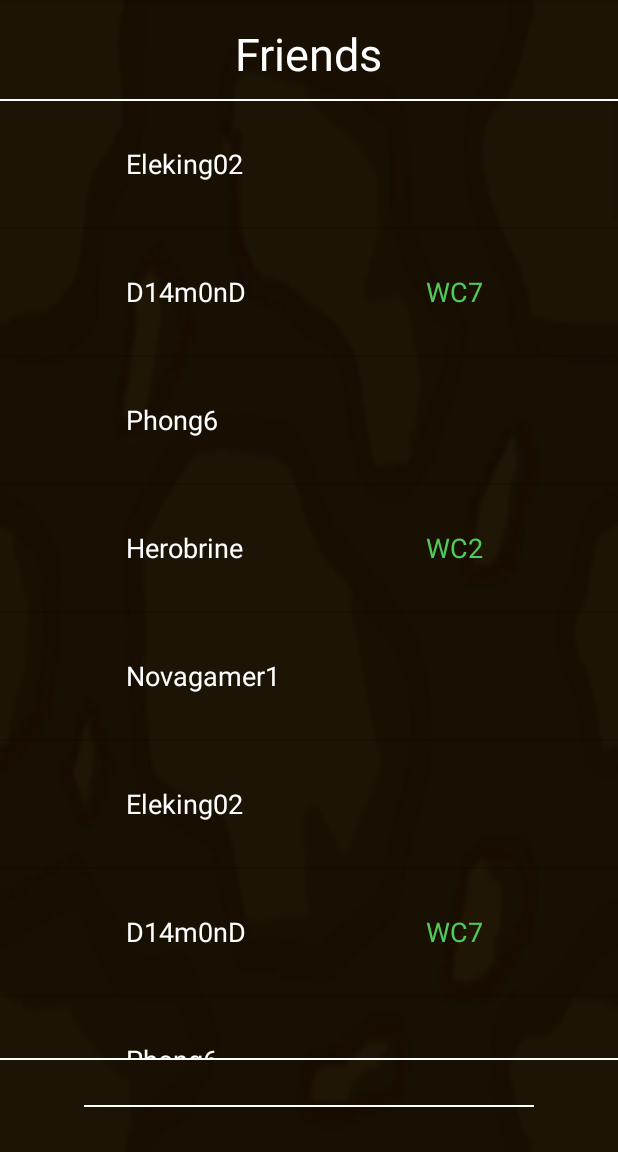
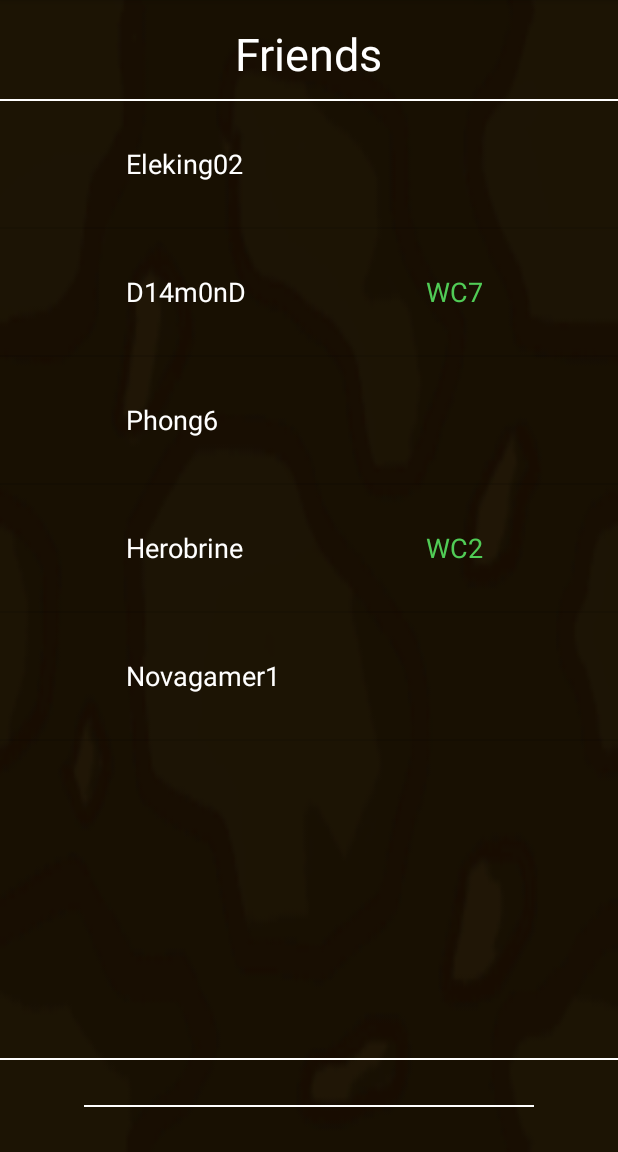
Before and after one commit to Aruloci/WynncraftStatistics, an Android app: the fragment FriendOverlookFragment placed in its activity, after a tap on "OK", on a phone screen of 412 x 824 dp, the part 84-1236 px from its top. Run offline under Robolectric (Android 15) with nearby library versions, the phone set to English and light mode, and no system bars; 2 statements that could not run were skipped.

```diff
--- a/app/src/main/java/ch/bbcag/wynncraftstatistics/FriendOverlookFragment.java
+++ b/app/src/main/java/ch/bbcag/wynncraftstatistics/FriendOverlookFragment.java
@@ -24,61 +24,8 @@ public class FriendOverlookFragment extends Fragment {
         testUser.add(new Player("Phong6"));
         testUser.add(new Player("Herobrine", "WC2"));
         testUser.add(new Player("Novagamer1"));
-        testUser.add(new Player("Eleking02"));
-        testUser.add(new Player("D14m0nD", "WC7"));
-        testUser.add(new Player("Phong6"));
-        testUser.add(new Player("Herobrine", "WC2"));
-        testUser.add(new Player("Novagamer1"));
-        testUser.add(new Player("Eleking02"));
-        testUser.add(new Player("D14m0nD", "WC7"));
-        testUser.add(new Player("Phong6"));
-        testUser.add(new Player("Herobrine", "WC2"));
-        testUser.add(new Player("Novagamer1"));
-        testUser.add(new Player("Eleking02"));
-        testUser.add(new Player("D14m0nD", "WC7"));
-        testUser.add(new Player("Phong6"));
-        testUser.add(new Player("Herobrine", "WC2"));
-        testUser.add(new Player("Novagamer1"));
-        testUser.add(new Player("Eleking02"));
-        testUser.add(new Player("D14m0nD", "WC7"));
-        testUser.add(new Player("Phong6"));
-        testUser.add(new Player("Herobrine", "WC2"));
-        testUser.add(new Player("Novagamer1"));
-        testUser.add(new Player("Eleking02"));
-        testUser.add(new Player("D14m0nD", "WC7"));
-        testUser.add(new Player("Phong6"));
-        testUser.add(new Player("Herobrine", "WC2"));
-        testUser.add(new Player("Novagamer1"));
-        testUser.add(new Player("Eleking02"));
-        testUser.add(new Player("D14m0nD", "WC7"));
-        testUser.add(new Player("Phong6"));
-        testUser.add(new Player("Herobrine", "WC2"));
-        testUser.add(new Player("Novagamer1"));
-        testUser.add(new Player("Eleking02"));
-        testUser.add(new Player("D14m0nD", "WC7"));
-        testUser.add(new Player("Phong6"));
-        testUser.add(new Player("Herobrine", "WC2"));
-        testUser.add(new Player("Novagamer1"));
-        testUser.add(new Player("Eleking02"));
-        testUser.add(new Player("D14m0nD", "WC7"));
-        testUser.add(new Player("Phong6"));
-        testUser.add(new Player("Herobrine", "WC2"));
-        testUser.add(new Player("Novagamer1"));
-        testUser.add(new Player("Eleking02"));
-        testUser.add(new Player("D14m0nD", "WC7"));
-        testUser.add(new Player("Phong6"));
-        testUser.add(new Player("Herobrine", "WC2"));
-        testUser.add(new Player("Novagamer1"));
-        testUser.add(new Player("Eleking02"));
-        testUser.add(new Player("D14m0nD", "WC7"));
-        testUser.add(new Player("Phong6"));
-        testUser.add(new Player("Herobrine", "WC2"));
-        testUser.add(new Player("Novagamer1"));
-        testUser.add(new Player("Eleking02"));
-        testUser.add(new Player("D14m0nD", "WC7"));
-        testUser.add(new Player("Phong6"));
-        testUser.add(new Player("Herobrine", "WC2"));
-        testUser.add(new Player("Novagamer1"));
+
+
         ListView list = (ListView) myView.findViewById(R.id.friend_list);
         list.setAdapter(new FriendListAdapter(myView.getContext(), testUser, inflater));
 
```
Also changed, not shown: app/src/main/java/ch/bbcag/wynncraftstatistics/AsyncTaskJSONParser.java (+28 -2 lines), app/src/main/java/ch/bbcag/wynncraftstatistics/GoButtonListener.java (+6 -7 lines), app/src/main/java/ch/bbcag/wynncraftstatistics/JSONParser.java (+30 -1 lines).
